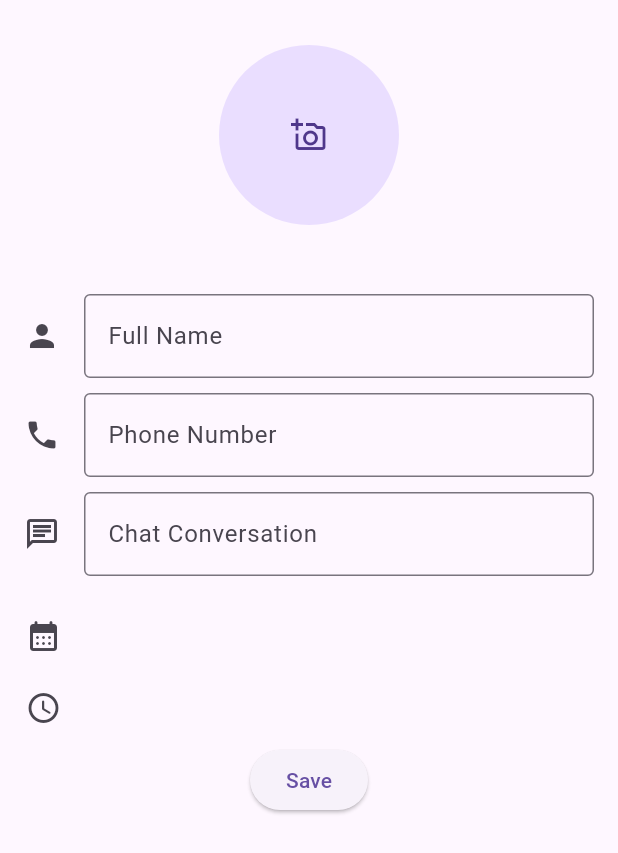
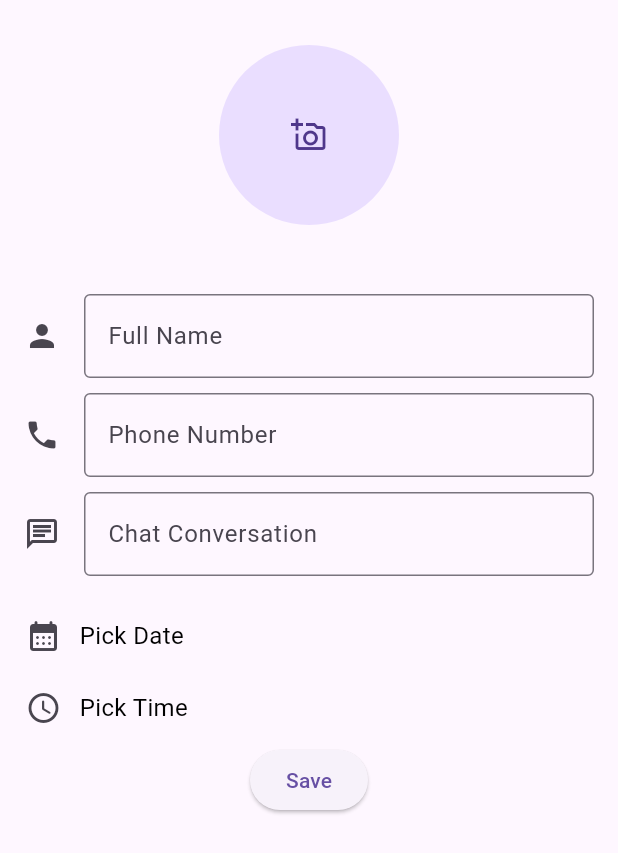
Before and after one commit to MilinMiroliya/platform_converter, a Flutter app: the AddContactPage screen opened directly, after a tap on "Save", on a phone screen of 412 x 824 dp. Shown: the top 853 px of the screen. Run offline on Flutter 3.47's test engine with Material 2 defaults, Android fonts, the phone set to English and light mode, and no system bars; our stand-ins replace image_picker.

Commit message:
MM | 10-05-2023

```diff
--- a/lib/add_contact_page.dart
+++ b/lib/add_contact_page.dart
@@ -186,7 +186,7 @@ class _AddContactPageState extends State<AddContactPage> {
                         ),
                         TextFormField(
                           onSaved: (val) {
-                            Global.phone = val;
+                            Global.chat = val;
                           },
                           controller: chatsConversationController,
                           keyboardType: TextInputType.number,
@@ -224,16 +224,8 @@ class _AddContactPageState extends State<AddContactPage> {
                     ),
                     Container(
                       alignment: Alignment.center,
-                      child: (provider.selectedDate != null)
-                          ? Text(
-                              "${provider.selectedDate}",
-                              style: TextStyle(
-                                color: Colors.black,
-                                fontSize: 16,
-                              ),
-                            )
-                          : Text(
-                              "Pick Date",
+                      child: Text(
+                        provider.selectedDate,
                         style: TextStyle(
                           color: Colors.black,
                           fontSize: 16,
@@ -248,7 +240,7 @@ class _AddContactPageState extends State<AddContactPage> {
                       width: 5,
                     ),
                     IconButton(
-                      icon: Icon(Icons.access_time_rounded),
+                      icon: const Icon(Icons.access_time_rounded),
                       onPressed: () {
                         showTimePicker(
                           context: context,
@@ -258,17 +250,9 @@ class _AddContactPageState extends State<AddContactPage> {
                     ),
                     Container(
                       alignment: Alignment.center,
-                      child: (provider.selectedTime == null)
-                          ? Text(
-                              "Pick Time",
-                              style: TextStyle(
-                                color: Colors.black,
-                                fontSize: 16,
-                              ),
-                            )
-                          : Text(
-                              "${provider.selectedTime}",
-                              style: TextStyle(
+                      child: Text(
+                        provider.selectedTime,
+                        style: const TextStyle(
                           color: Colors.black,
                           fontSize: 16,
                         ),
@@ -288,7 +272,9 @@ class _AddContactPageState extends State<AddContactPage> {
                         image: Global.image,
                       );
                       Global.allContacts.add(c1);
-                      Navigator.of(context).pop();
+                      setState(() {
+                        provider.pageList[1];
+                      });
                     }
 
                     setState(
@@ -299,14 +285,21 @@ class _AddContactPageState extends State<AddContactPage> {
 
                         phoneNumberController.clear();
                         chatsConversationController.clear();
+
+                        print(Global.firstName);
+                        print(Global.phone);
+                        print(Global.chat);
+                        print(Global.image);
+
                         Global.firstName = null;
                         Global.phone = null;
                         Global.chat = null;
-                        Global.image = null;
+                        provider.selectedDate;
+                        provider.selectedTime;
                       },
                     );
                   },
-                  child: Text("Save"),
+                  child: const Text("Save"),
                 ),
               ],
             ),
--- a/lib/calls_page.dart
+++ b/lib/calls_page.dart
@@ -3,6 +3,8 @@ import 'package:provider/provider.dart';
 import 'main_provider.dart';
 
 class CallsPage extends StatefulWidget {
+  const CallsPage({super.key});
+
   @override
   State<CallsPage> createState() => _CallsPageState();
 }
@@ -15,8 +17,8 @@ class _CallsPageState extends State<CallsPage> {
         body: Center(
           child: Column(
             mainAxisAlignment: MainAxisAlignment.center,
-            children: <Widget>[
-              const Text(
+            children: const <Widget>[
+              Text(
                 'No any calls yet...',
                 style: TextStyle(
                   color: Colors.black,
--- a/lib/main.dart
+++ b/lib/main.dart
@@ -109,10 +109,7 @@ class _MyAppState extends State<MyApp> {
             ),
             body: TabBarView(
               children: [
-                const AddContactPage(),
-                ChatsPage(),
-                CallsPage(),
-                SettingsPage(),
+                ...provider.pageList,
               ],
             ),
           ),
--- a/lib/main_provider.dart
+++ b/lib/main_provider.dart
@@ -1,10 +1,15 @@
 import 'package:flutter/material.dart';
+import 'package:platform_converter/settings_page.dart';
+
+import 'add_contact_page.dart';
+import 'calls_page.dart';
+import 'chats_page.dart';
 
 class MainProvider extends ChangeNotifier {
   bool isIOS = true;
   bool isDarkView = false;
-  String selectedDate = "";
-  String selectedTime = "";
+  String selectedDate = "Pick Date";
+  String selectedTime = "Pick Time";
 
   changePlatform() {
     isIOS = !isIOS;
@@ -25,4 +30,11 @@ class MainProvider extends ChangeNotifier {
     this.selectedTime = selectedTime.toString();
     notifyListeners();
   }
+
+  List<Widget> pageList = [
+    AddContactPage(),
+    ChatsPage(),
+    CallsPage(),
+    SettingsPage(),
+  ];
 }
--- a/lib/settings_page.dart
+++ b/lib/settings_page.dart
@@ -3,6 +3,8 @@ import 'package:platform_converter/main_provider.dart';
 import 'package:provider/provider.dart';
 
 class SettingsPage extends StatefulWidget {
+  const SettingsPage({super.key});
+
   @override
   State<SettingsPage> createState() => _SettingsPageState();
 }
```
Lines whose indentation alone changed are shown as unchanged.
